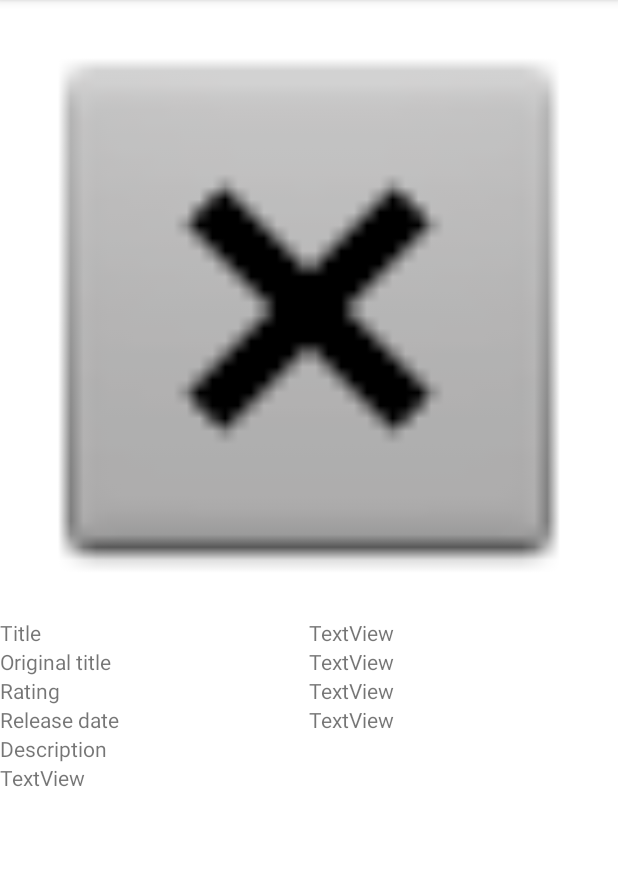
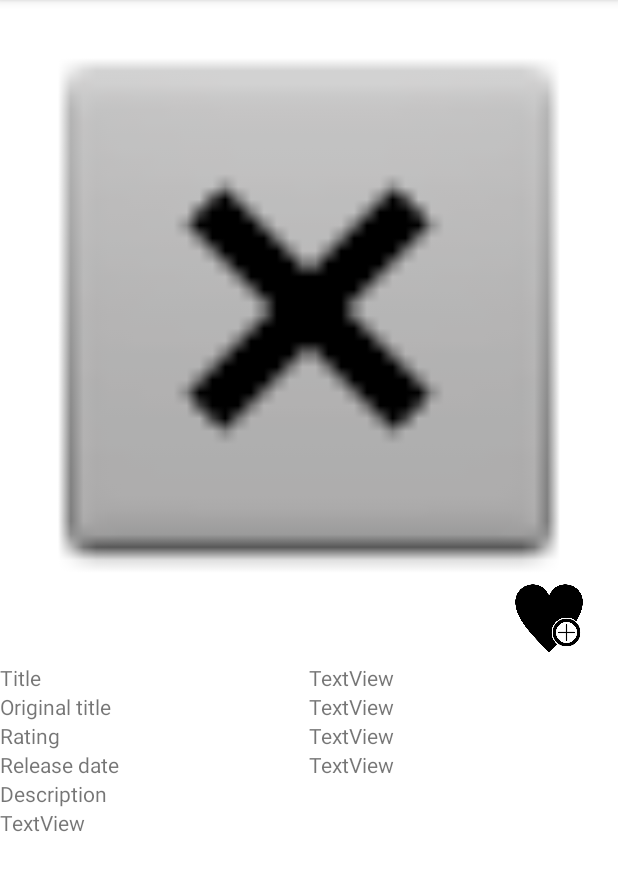
Before and after one commit to alexanderbrun/MyMovies1, an Android app: the DetailActivity screen opened directly, with no data from a screen before it, on a phone screen of 412 x 824 dp, the part 84-975 px from its top. Run offline under Robolectric (Android 15) with nearby library versions, the phone set to English and light mode, and no system bars; our stand-ins replace Picasso, Room's generated code; pictures from the network do not load; 7 statements that could not run were skipped.

Commit message:
FavoriteMovie class, database, button

```diff
--- a/app/src/main/java/ru/zigzag55/mymovies1/DetailActivity.java
+++ b/app/src/main/java/ru/zigzag55/mymovies1/DetailActivity.java
@@ -3,18 +3,22 @@ package ru.zigzag55.mymovies1;
 import androidx.appcompat.app.AppCompatActivity;
 import androidx.lifecycle.ViewModelProvider;
 import androidx.lifecycle.ViewModelProviders;
+import ru.zigzag55.mymovies1.data.FavoriteMovie;
 import ru.zigzag55.mymovies1.data.MainViewModel;
 import ru.zigzag55.mymovies1.data.Movie;
 
 import android.content.Intent;
 import android.os.Bundle;
+import android.view.View;
 import android.widget.ImageView;
 import android.widget.TextView;
+import android.widget.Toast;
 
 import com.squareup.picasso.Picasso;
 
 public class DetailActivity extends AppCompatActivity {
 
+    private  ImageView imageViewAddToFavorite;
     private ImageView imageViewBigPoster;
     private TextView textViewTitle;
     private TextView textViewOriginalTitle;
@@ -24,6 +28,8 @@ public class DetailActivity extends AppCompatActivity {
 
     private int id;
     private MainViewModel viewModel;
+    private Movie movie;
+    private FavoriteMovie favoriteMovie;
 
     @Override
     protected void onCreate(Bundle savedInstanceState) {
@@ -36,6 +42,7 @@ public class DetailActivity extends AppCompatActivity {
         textViewRating = findViewById(R.id.textViewRating);
         textViewReleaseDate = findViewById(R.id.textViewReleaseDate);
         textViewOverview = findViewById(R.id.textViewOverview);
+        imageViewAddToFavorite = findViewById(R.id.imageViewAddToFavorite);
 
         Intent intent = getIntent();
         if (intent != null && intent.hasExtra("id")) {
@@ -44,12 +51,33 @@ public class DetailActivity extends AppCompatActivity {
             finish();
         }
         viewModel = ViewModelProviders.of(this).get(MainViewModel.class);
-        Movie movie = viewModel.getMovieById(id);
+        movie = viewModel.getMovieById(id);
         Picasso.get().load(movie.getBigPosterPath()).into(imageViewBigPoster);
         textViewTitle.setText(movie.getTitle());
         textViewOriginalTitle.setText(movie.getOriginalTitle());
         textViewRating.setText(Double.toString(movie.getVoteAverage()));
         textViewReleaseDate.setText(movie.getReleaseDate());
         textViewOverview.setText(movie.getOverview());
+        setFavorite();
+    }
+
+    public void onClickChangeFavorite(View view) {
+        if (favoriteMovie == null) {
+            viewModel.insertFavoriteMovie(new FavoriteMovie(movie));
+            Toast.makeText(this, R.string.add_to_favorite, Toast.LENGTH_SHORT).show();
+        } else {
+            viewModel.deleteFavoriteMovie(favoriteMovie);
+            Toast.makeText(this, R.string.removed_from_favorite, Toast.LENGTH_SHORT).show();
+        }
+        setFavorite();
+    }
+
+    private void setFavorite() {
+        favoriteMovie = viewModel.getFavoriteMovieById(id);
+        if (favoriteMovie != null) {
+            imageViewAddToFavorite.setImageResource(R.drawable.remove_from_favorite);
+        } else {
+            imageViewAddToFavorite.setImageResource(R.drawable.add_to_favorite);
+        }
     }
 }
--- a/app/src/main/java/ru/zigzag55/mymovies1/data/MainViewModel.java
+++ b/app/src/main/java/ru/zigzag55/mymovies1/data/MainViewModel.java
@@ -14,6 +14,7 @@ public class MainViewModel extends AndroidViewModel {
 
     private static MovieDatabase database;
     private LiveData<List<Movie>> movies;
+    private LiveData<List<FavoriteMovie>> favoriteMovies;
 
     public LiveData<List<Movie>> getMovies() {
         return movies;
@@ -23,6 +24,22 @@ public class MainViewModel extends AndroidViewModel {
         super(application);
         database = MovieDatabase.getInstance(getApplication());
         movies = database.movieDao().getAllMovies();
+        favoriteMovies = database.movieDao().getAllFavoriteMovies();
+    }
+
+    public LiveData<List<FavoriteMovie>> getFavoriteMovies() {
+        return favoriteMovies;
+    }
+
+    public FavoriteMovie getFavoriteMovieById(int id) {
+        try {
+            return new GetFavoriteMovieTask().execute(id).get();
+        } catch (ExecutionException e) {
+            e.printStackTrace();
+        } catch (InterruptedException e) {
+            e.printStackTrace();
+        }
+        return null;
     }
 
     public Movie getMovieById(int id) {
@@ -42,6 +59,17 @@ public class MainViewModel extends AndroidViewModel {
         protected Movie doInBackground(Integer... integers) {
             if (integers != null && integers.length > 0) {
                 return database.movieDao().getMovieById(integers[0]);
+            }
+            return null;
+        }
+    }
+
+    private static class GetFavoriteMovieTask extends AsyncTask<Integer, Void, FavoriteMovie> {
+
+        @Override
+        protected FavoriteMovie doInBackground(Integer... integers) {
+            if (integers != null && integers.length > 0) {
+                return database.movieDao().getFavoriteMovieById(integers[0]);
             }
             return null;
         }
@@ -92,4 +120,36 @@ public class MainViewModel extends AndroidViewModel {
             return null;
         }
     }
+
+    public void insertFavoriteMovie(FavoriteMovie movie) {
+        new InsertFavoriteMovieTask().execute(movie);
+    }
+
+    private static class InsertFavoriteMovieTask extends AsyncTask<FavoriteMovie, Void, Void> {
+
+
+        @Override
+        protected Void doInBackground(FavoriteMovie... movies) {
+            if (movies != null && movies.length > 0){
+                database.movieDao().insertFavoriteMovie(movies[0]);
+            }
+            return null;
+        }
+    }
+
+    public void deleteFavoriteMovie(FavoriteMovie movie) {
+        new DeleteFavoriteMovieTask().execute(movie);
+    }
+
+    private static class DeleteFavoriteMovieTask extends AsyncTask<FavoriteMovie, Void, Void> {
+
+
+        @Override
+        protected Void doInBackground(FavoriteMovie... movies) {
+            if (movies != null && movies.length > 0){
+                database.movieDao().deleteFavoriteMovie(movies[0]);
+            }
+            return null;
+        }
+    }
 }
--- a/app/src/main/java/ru/zigzag55/mymovies1/data/MovieDao.java
+++ b/app/src/main/java/ru/zigzag55/mymovies1/data/MovieDao.java
@@ -13,6 +13,9 @@ public interface MovieDao {
     @Query("SELECT * FROM movies")
     LiveData<List<Movie>> getAllMovies();
 
+    @Query("SELECT * FROM favorite_movies")
+    LiveData<List<FavoriteMovie>> getAllFavoriteMovies();
+
     @Query("SELECT * FROM movies WHERE id == :movieId")
     Movie getMovieById(int movieId);
 
@@ -24,4 +27,14 @@ public interface MovieDao {
 
     @Delete
     void deleteMovie(Movie movie);
+
+
+    @Query("SELECT * FROM favorite_movies WHERE id == :movieId")
+    FavoriteMovie getFavoriteMovieById(int movieId);
+
+    @Insert
+    void insertFavoriteMovie(FavoriteMovie movie);
+
+    @Delete
+    void deleteFavoriteMovie(FavoriteMovie movie);
 }
--- a/app/src/main/java/ru/zigzag55/mymovies1/data/MovieDatabase.java
+++ b/app/src/main/java/ru/zigzag55/mymovies1/data/MovieDatabase.java
@@ -6,7 +6,7 @@ import androidx.room.Database;
 import androidx.room.Room;
 import androidx.room.RoomDatabase;
 
-@Database(entities = {Movie.class}, version = 1, exportSchema = false)
+@Database(entities = {Movie.class, FavoriteMovie.class}, version = 2, exportSchema = false)
 public abstract class MovieDatabase extends RoomDatabase {
     private static final String MOVIES_DB = "movies.db";
     private static MovieDatabase database;
@@ -15,7 +15,9 @@ public abstract class MovieDatabase extends RoomDatabase {
     public static MovieDatabase getInstance(Context context) {
         synchronized (LOCK) {
             if (database == null) {
-                database = Room.databaseBuilder(context, MovieDatabase.class, MOVIES_DB).build();
+                database = Room.databaseBuilder(context, MovieDatabase.class, MOVIES_DB)
+                        .fallbackToDestructiveMigration()
+                        .build();
             }
             return database;
         }
--- a/app/src/main/res/layout/activity_detail.xml
+++ b/app/src/main/res/layout/activity_detail.xml
@@ -26,7 +26,7 @@
             android:layout_height="wrap_content"
             android:text="Title"
             app:layout_constraintStart_toStartOf="parent"
-            app:layout_constraintTop_toBottomOf="@+id/imageViewBigPoster" />
+            app:layout_constraintTop_toBottomOf="@+id/imageViewAddToFavorite" />
 
         <TextView
             android:id="@+id/textViewTitle"
@@ -35,7 +35,7 @@
             android:text="TextView"
             app:layout_constraintEnd_toEndOf="parent"
             app:layout_constraintStart_toStartOf="@+id/guidelineCenter"
-            app:layout_constraintTop_toBottomOf="@+id/imageViewBigPoster" />
+            app:layout_constraintTop_toBottomOf="@+id/imageViewAddToFavorite" />
 
         <TextView
             android:id="@+id/textViewLabelOriginalTitle"
@@ -110,5 +110,16 @@
             android:layout_height="wrap_content"
             android:orientation="vertical"
             app:layout_constraintGuide_percent="0.5" />
+
+        <ImageView
+            android:id="@+id/imageViewAddToFavorite"
+            android:layout_width="@dimen/size_of_star"
+            android:layout_height="@dimen/size_of_star"
+            android:layout_marginEnd="16dp"
+            android:onClick="onClickChangeFavorite"
+            app:layout_constraintBottom_toBottomOf="@+id/imageViewBigPoster"
+            app:layout_constraintEnd_toEndOf="@+id/imageViewBigPoster"
+            app:layout_constraintTop_toBottomOf="@+id/imageViewBigPoster"
+            app:srcCompat="@drawable/add_to_favorite" />
     </androidx.constraintlayout.widget.ConstraintLayout>
 </ScrollView>
--- /dev/null
+++ b/app/src/main/res/values/dimens.xml
@@ -0,0 +1,4 @@
+<?xml version="1.0" encoding="utf-8"?>
+<resources>
+    <dimen name="size_of_star">60dp</dimen>
+</resources>
--- a/app/src/main/res/values/strings.xml
+++ b/app/src/main/res/values/strings.xml
@@ -3,4 +3,6 @@
     <string name="film_poster">Film poster</string>
     <string name="most_popular">Most popular</string>
     <string name="top_rated">Top rated</string>
+    <string name="add_to_favorite">Movie added to Favorite</string>
+    <string name="removed_from_favorite">Movie removed from Favorite</string>
 </resources>
```
Also changed, not shown: app/src/main/java/ru/zigzag55/mymovies1/data/FavoriteMovie.java (added, +17 -0 lines), app/src/main/res/drawable/add_to_favorite.png (added), app/src/main/res/drawable/remove_from_favorite.png (added).
